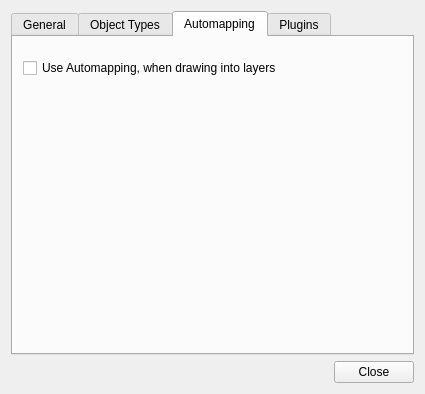
Old version of the form src/tiled/preferencesdialog.ui in the repository mapeditor/tiled.
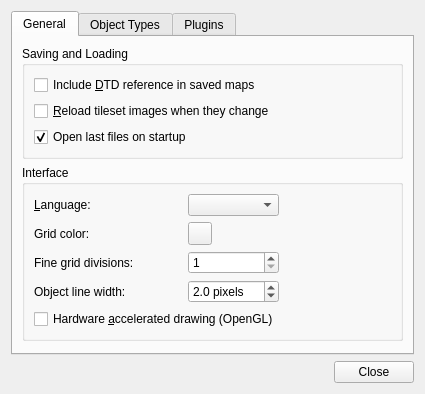
New version of the form. The open tabs and pages were chosen to show the change. Icons and pictures are not drawn. Custom widgets are drawn as their Qt base class.

Commit message:
Moved the AutoMapping while drawing toggle into the menu
This makes it easier to enable/disable it, which some people are doing
frequently, for example while editing and testing the actual automap
rules.

Closes #1152

```diff
--- a/src/tiled/preferencesdialog.ui
+++ b/src/tiled/preferencesdialog.ui
@@ -297,24 +297,6 @@
        </item>
       </layout>
      </widget>
-     <widget class="QWidget" name="tab_3">
-      <attribute name="title">
-       <string>Automapping</string>
-      </attribute>
-      <widget class="QCheckBox" name="autoMapWhileDrawing">
-       <property name="geometry">
-        <rect>
-         <x>10</x>
-         <y>20</y>
-         <width>391</width>
-         <height>22</height>
-        </rect>
-       </property>
-       <property name="text">
-        <string>Use Automapping, when drawing into layers</string>
-       </property>
-      </widget>
-     </widget>
      <widget class="QWidget" name="tab_4">
       <attribute name="title">
        <string>Plugins</string>
```
Left out of the diff: 1 changed line with no effect on the pictures. The commit also changes 3 other files.
